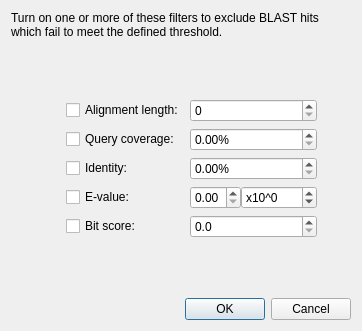
Before: the Qt Designer form ui/blasthitfiltersdialog.ui in rrwick/Bandage, drawn with Qt 5.
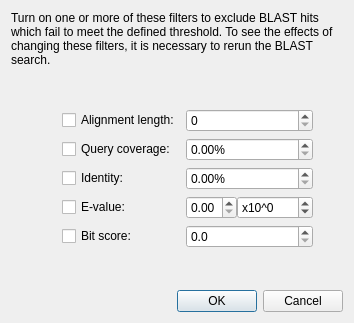
After: the same form once the commit is applied. Custom widgets are drawn as their Qt base class.

Commit message: Add message about rerunning BLAST search

Diff of the .ui file:
```diff
--- a/ui/blasthitfiltersdialog.ui
+++ b/ui/blasthitfiltersdialog.ui
@@ -6,8 +6,8 @@
    <rect>
     <x>0</x>
     <y>0</y>
-    <width>362</width>
-    <height>331</height>
+    <width>354</width>
+    <height>323</height>
    </rect>
   </property>
   <property name="windowTitle">
@@ -262,7 +262,7 @@
    <item row="0" column="0" colspan="5">
     <widget class="QLabel" name="filterDescriptionLabel">
      <property name="text">
-      <string>Turn on one or more of these filters to exclude BLAST hits which fail to meet the defined threshold.</string>
+      <string>Turn on one or more of these filters to exclude BLAST hits which fail to meet the defined threshold. To see the effects of changing these filters, it is necessary to rerun the BLAST search.</string>
      </property>
      <property name="wordWrap">
       <bool>true</bool>
```
